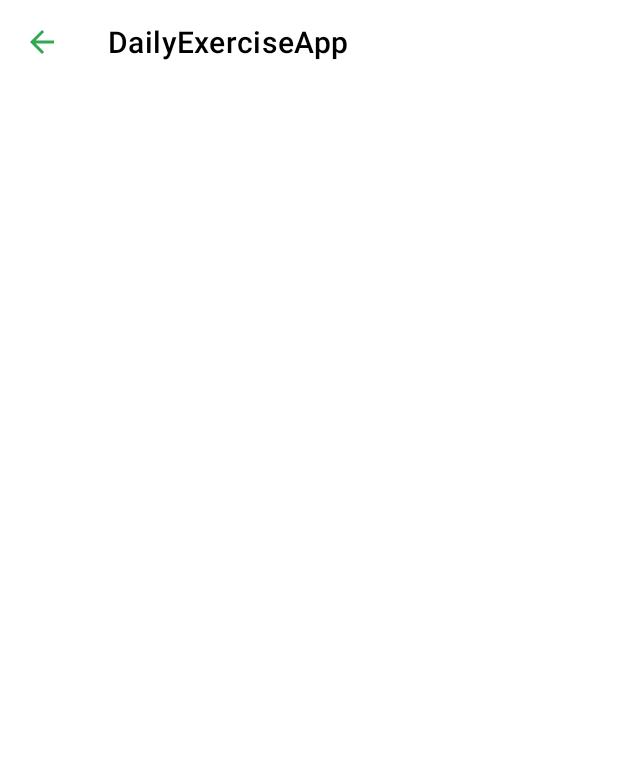
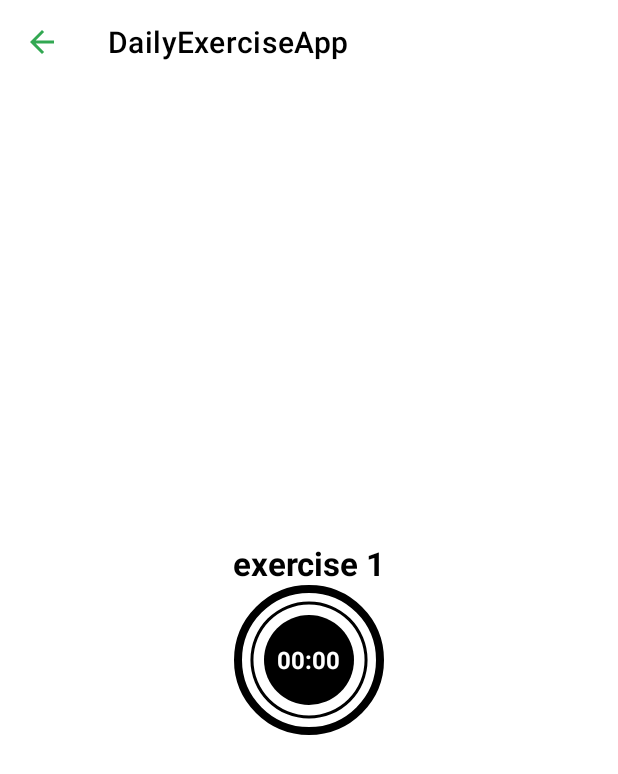
Before and after one commit to Banananabandit/DailyExerciseApp, an Android app: the ExerciseActivity screen opened directly, with no data from a screen before it, on a phone screen of 412 x 824 dp. Shown: the top 774 px of the screen. Run offline under Robolectric (Android 15) with nearby library versions, the phone set to English and light mode, and no system bars.

Commit message:
Modding exercise layout with circular progress bar and timer

```diff
--- /dev/null
+++ b/app/src/main/res/drawable-v24/circular_progress_grey.xml
@@ -0,0 +1,13 @@
+<?xml version="1.0" encoding="utf-8"?>
+<layer-list xmlns:android="http://schemas.android.com/apk/res/android">
+    <item>
+        <shape
+            android:innerRadiusRatio="2.7"
+            android:shape="ring"
+            android:thicknessRatio="50.0"
+            android:useLevel="true">
+            <solid android:color="@color/lightGrey"/>
+        </shape>
+    </item>
+
+</layer-list>
--- /dev/null
+++ b/app/src/main/res/drawable/circular_progress_bar.xml
@@ -0,0 +1,13 @@
+<?xml version="1.0" encoding="utf-8"?>
+<layer-list xmlns:android="http://schemas.android.com/apk/res/android">
+    <item>
+        <shape
+            android:innerRadiusRatio="2.7"
+            android:shape="ring"
+            android:thicknessRatio="50.0"
+            android:useLevel="true">
+            <solid android:color="@color/black"/>
+        </shape>
+    </item>
+
+</layer-list>
--- /dev/null
+++ b/app/src/main/res/drawable/item_circular_color_accent_background.xml
@@ -0,0 +1,7 @@
+<?xml version="1.0" encoding="utf-8"?>
+<shape xmlns:android="http://schemas.android.com/apk/res/android"
+    android:shape="oval">
+    <solid android:color="@color/black"/>
+
+
+</shape>
--- a/app/src/main/res/layout/activity_exercise.xml
+++ b/app/src/main/res/layout/activity_exercise.xml
@@ -1,5 +1,5 @@
 <?xml version="1.0" encoding="utf-8"?>
-<RelativeLayout
+<androidx.constraintlayout.widget.ConstraintLayout
     xmlns:android="http://schemas.android.com/apk/res/android"
     xmlns:app="http://schemas.android.com/apk/res-auto"
     xmlns:tools="http://schemas.android.com/tools"
@@ -8,6 +8,7 @@
     tools:context=".ExerciseActivity">
 
     <androidx.appcompat.widget.Toolbar
+        app:layout_constraintTop_toTopOf="parent"
         android:id="@+id/exerciseActionBar"
         android:theme="@style/ToolbarTheme"
         android:layout_width="match_parent"
@@ -16,4 +17,57 @@
         app:titleTextColor="@color/black"
         />
 
-</RelativeLayout>
+    <TextView
+        android:id="@+id/exercise_name"
+        android:layout_width="wrap_content"
+        android:layout_height="wrap_content"
+        android:text="exercise 1"
+        android:textColor="@color/black"
+        android:textSize="22sp"
+        android:textStyle="bold"
+        app:layout_constraintBottom_toTopOf="@+id/frameLayout"
+        app:layout_constraintEnd_toEndOf="parent"
+        app:layout_constraintStart_toStartOf="parent" />
+
+    <FrameLayout
+        android:id="@+id/frameLayout"
+        android:layout_width="100dp"
+        android:layout_height="100dp"
+        android:layout_margin="10dp"
+        android:background="@drawable/item_circular_colour_accent_border"
+        app:layout_constraintBottom_toBottomOf="parent"
+        app:layout_constraintEnd_toEndOf="parent"
+        app:layout_constraintStart_toStartOf="parent"
+        app:layout_constraintTop_toBottomOf="@+id/exerciseActionBar">
+
+        <ProgressBar
+            android:id="@+id/progress_bar"
+            android:layout_width="100dp"
+            android:layout_height="100dp"
+            style="?android:attr/progressBarStyleHorizontal"
+            android:layout_gravity="center"
+            android:background="@drawable/circular_progress_grey"
+            android:progressDrawable="@drawable/circular_progress_bar"
+            android:indeterminate="false"
+            android:max="10"
+            android:progress="100"
+            android:rotation="-90"/>
+        <LinearLayout
+            android:layout_width="60dp"
+            android:layout_height="60dp"
+            android:layout_gravity="center"
+            android:background="@drawable/item_circular_color_accent_background"
+            android:gravity="center">
+            <TextView
+                android:id="@+id/timer"
+                android:layout_width="wrap_content"
+                android:layout_height="wrap_content"
+                android:textColor="@color/white"
+                android:text="00:00"
+                android:textSize="16sp"
+                android:textStyle="bold"/>
+
+        </LinearLayout>
+    </FrameLayout>
+
+</androidx.constraintlayout.widget.ConstraintLayout>
```
